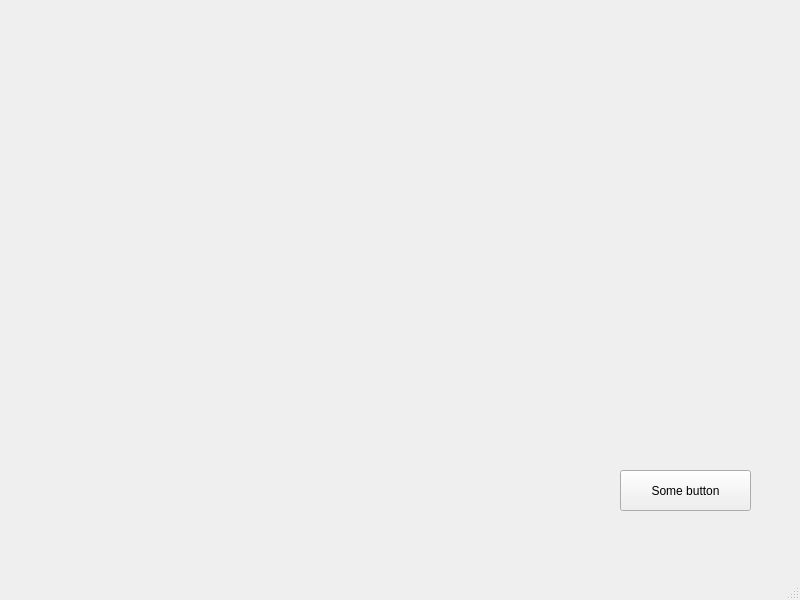
Old version of the form src/visuals/mainwindow.ui in the repository mipt-mmp/celestial-mechanics.
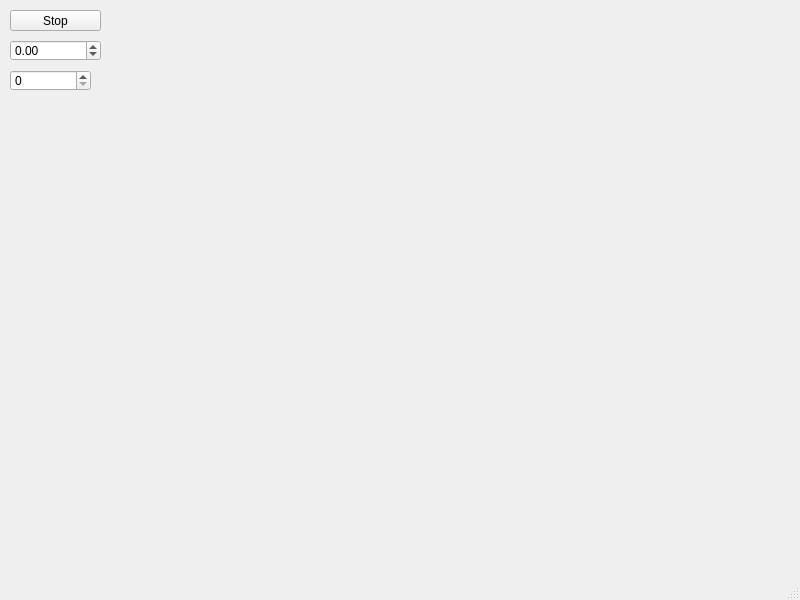
New version of the form.

The edit to the form file:
```diff
--- a/src/visuals/mainwindow.ui
+++ b/src/visuals/mainwindow.ui
@@ -17,14 +17,43 @@
    <widget class="QPushButton" name="pushButton">
     <property name="geometry">
      <rect>
-      <x>620</x>
-      <y>470</y>
-      <width>131</width>
-      <height>41</height>
+      <x>10</x>
+      <y>10</y>
+      <width>91</width>
+      <height>21</height>
      </rect>
     </property>
     <property name="text">
-     <string>Some button</string>
+     <string>Stop</string>
+    </property>
+   </widget>
+   <widget class="QDoubleSpinBox" name="doubleSpinBox">
+    <property name="geometry">
+     <rect>
+      <x>10</x>
+      <y>40</y>
+      <width>91</width>
+      <height>21</height>
+     </rect>
+    </property>
+    <property name="minimum">
+     <double>-1000000000000.000000000000000</double>
+    </property>
+    <property name="maximum">
+     <double>1000000000000.000000000000000</double>
+    </property>
+   </widget>
+   <widget class="QSpinBox" name="spinBox">
+    <property name="geometry">
+     <rect>
+      <x>10</x>
+      <y>70</y>
+      <width>81</width>
+      <height>21</height>
+     </rect>
+    </property>
+    <property name="maximum">
+     <number>999</number>
     </property>
    </widget>
   </widget>
```
